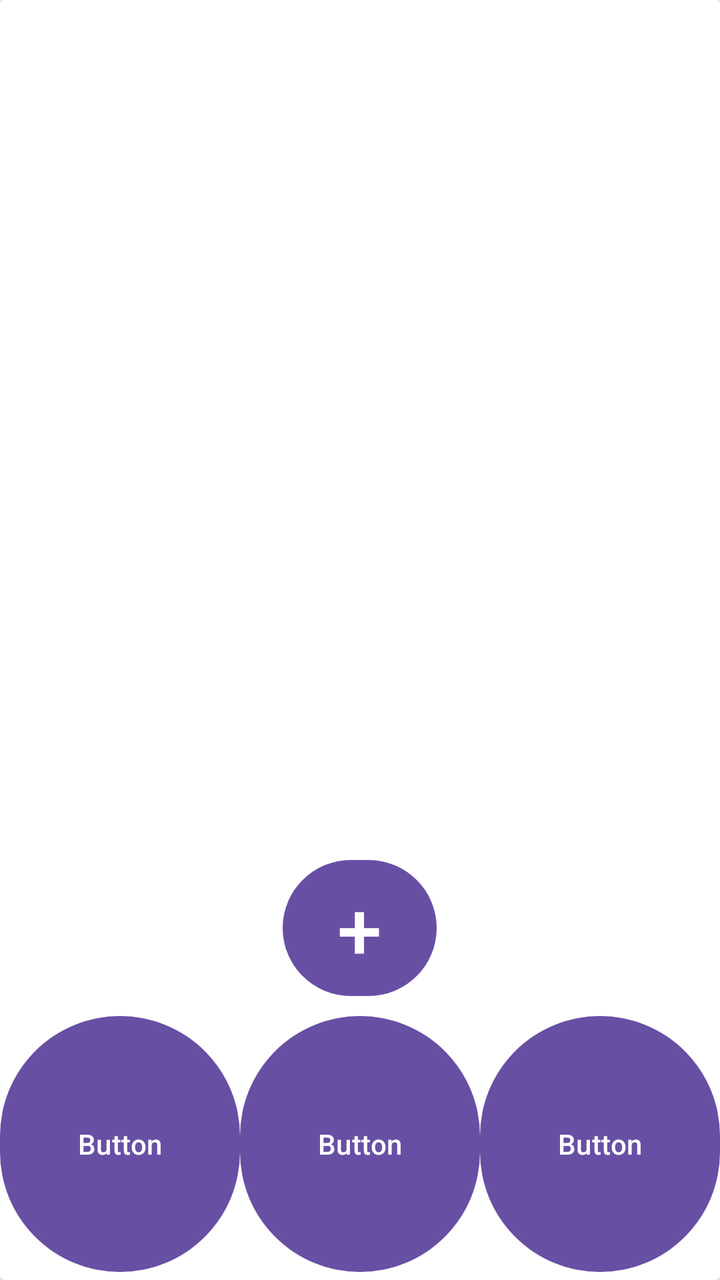
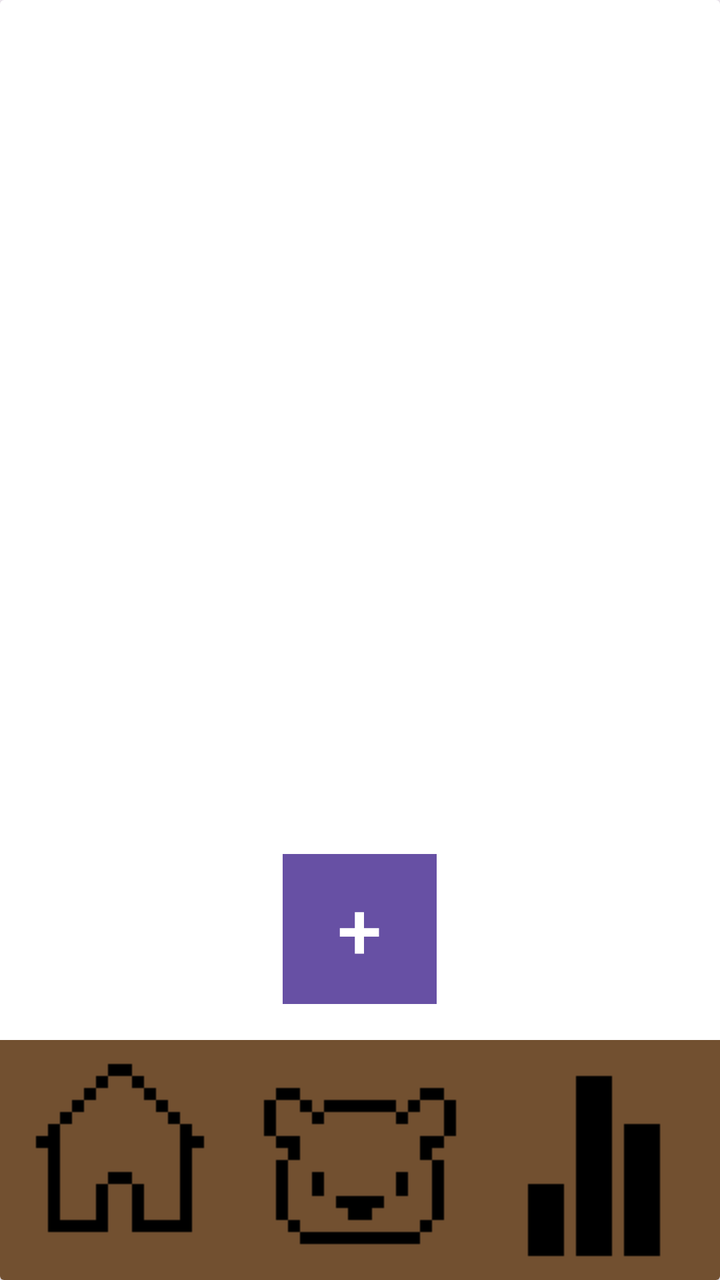

Before-and-after screenshots of an Android layout around one commit, followed by the original layout XML and the change that was made.
<!-- AndroidManifest.xml: application theme Theme.BeeBudgetingLimited -->
<!-- res/layout/activity_home_screen.xml -->
<?xml version="1.0" encoding="utf-8"?>
<androidx.drawerlayout.widget.DrawerLayout xmlns:android="http://schemas.android.com/apk/res/android"
    xmlns:app="http://schemas.android.com/apk/res-auto"
    xmlns:tools="http://schemas.android.com/tools"
    android:id="@+id/main"
    android:layout_width="match_parent"
    android:layout_height="match_parent"
    android:rotation="0"
    android:rotationX="0"
    android:rotationY="0"
    tools:context=".HomeScreen">

    <androidx.cardview.widget.CardView
        android:layout_width="match_parent"
        android:layout_height="wrap_content">

        <LinearLayout
            android:layout_width="match_parent"
            android:layout_height="519dp"
            android:orientation="vertical" >

        </LinearLayout>

        <LinearLayout
            android:layout_width="match_parent"
            android:layout_height="213dp"
            android:layout_gravity="bottom"
            android:layout_weight="1"
            android:gravity="bottom"
            android:orientation="vertical">

            <Button
                android:id="@+id/Addbtn"
                android:layout_width="77dp"
                android:layout_height="76dp"
                android:layout_gravity="center"
                android:text="+"
                android:textSize="40dp"
                app:iconSize="50dp" />

            <LinearLayout
                android:layout_width="match_parent"
                android:layout_height="138dp"
                android:layout_gravity="bottom"
                android:gravity="bottom"
                android:orientation="horizontal">

                <Button
                    android:id="@+id/HomeButton"
                    android:layout_width="100dp"
                    android:layout_height="136dp"
                    android:layout_weight="1"
                    android:text="Button" />

                <Button
                    android:id="@+id/Barrybtn"
                    android:layout_width="100dp"
                    android:layout_height="136dp"
                    android:layout_weight="1"
                    android:text="Button" />

                <Button
                    android:id="@+id/Analycticsbtn"
                    android:layout_width="100dp"
                    android:layout_height="136dp"
                    android:layout_weight="1"
                    android:text="Button" />

            </LinearLayout>
        </LinearLayout>

    </androidx.cardview.widget.CardView>
</androidx.drawerlayout.widget.DrawerLayout>
<!-- resources referenced by this layout -->
<resources>
  <style name="Theme.BeeBudgetingLimited" parent="Base.Theme.BeeBudgetingLimited" />
  <style name="Base.Theme.BeeBudgetingLimited" parent="Theme.Material3.DayNight.NoActionBar">
          
          
      </style>
</resources>

<!-- the commit's change to res/layout/activity_home_screen.xml (unified diff, before → after) -->
@@ -35,8 +35,10 @@
                 android:layout_height="76dp"
                 android:layout_gravity="center"
                 android:text="+"
+                android:textColorLink="#f2c560"
                 android:textSize="40dp"
-                app:iconSize="50dp" />
+                app:iconSize="50dp"
+                android:background="#f2c560"/>
 
             <LinearLayout
                 android:layout_width="match_parent"
@@ -45,26 +47,29 @@
                 android:gravity="bottom"
                 android:orientation="horizontal">
 
-                <Button
-                    android:id="@+id/HomeButton"
-                    android:layout_width="100dp"
-                    android:layout_height="136dp"
+                <ImageButton
+                    android:id="@+id/Homebtn"
+                    android:layout_width="wrap_content"
+                    android:layout_height="wrap_content"
                     android:layout_weight="1"
-                    android:text="Button" />
+                    app:srcCompat="@drawable/houseicon"
+                    android:background="#725030"/>
 
-                <Button
+                <ImageButton
                     android:id="@+id/Barrybtn"
-                    android:layout_width="100dp"
-                    android:layout_height="136dp"
+                    android:layout_width="wrap_content"
+                    android:layout_height="wrap_content"
                     android:layout_weight="1"
-                    android:text="Button" />
+                    app:srcCompat="@drawable/bearicon"
+                    android:background="#725030"/>
 
-                <Button
-                    android:id="@+id/Analycticsbtn"
-                    android:layout_width="100dp"
-                    android:layout_height="136dp"
+                <ImageButton
+                    android:id="@+id/Analyticsbtn"
+                    android:layout_width="wrap_content"
+                    android:layout_height="wrap_content"
                     android:layout_weight="1"
-                    android:text="Button" />
+                    app:srcCompat="@drawable/analyticsicon"
+                    android:background="#725030"/>
 
             </LinearLayout>
         </LinearLayout>
<!-- resource entries referenced after the edit -->
@@ -1,5 +1,8 @@
 <!-- resources referenced by this layout -->
 <resources>
+  <!-- drawable analyticsicon: png bitmap (drawable, 346 bytes) -->
+  <!-- drawable bearicon: png bitmap (drawable, 423 bytes) -->
+  <!-- drawable houseicon: png bitmap (drawable, 405 bytes) -->
   <style name="Theme.BeeBudgetingLimited" parent="Base.Theme.BeeBudgetingLimited" />
   <style name="Base.Theme.BeeBudgetingLimited" parent="Theme.Material3.DayNight.NoActionBar">
           
